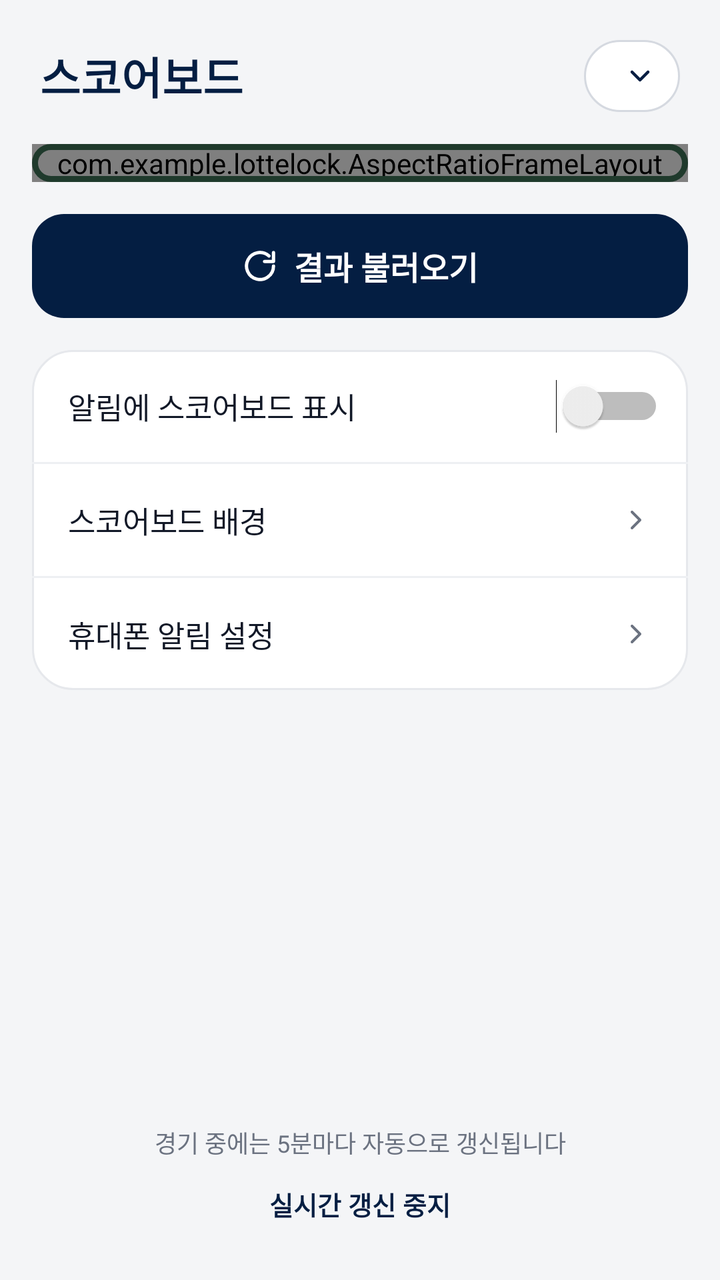
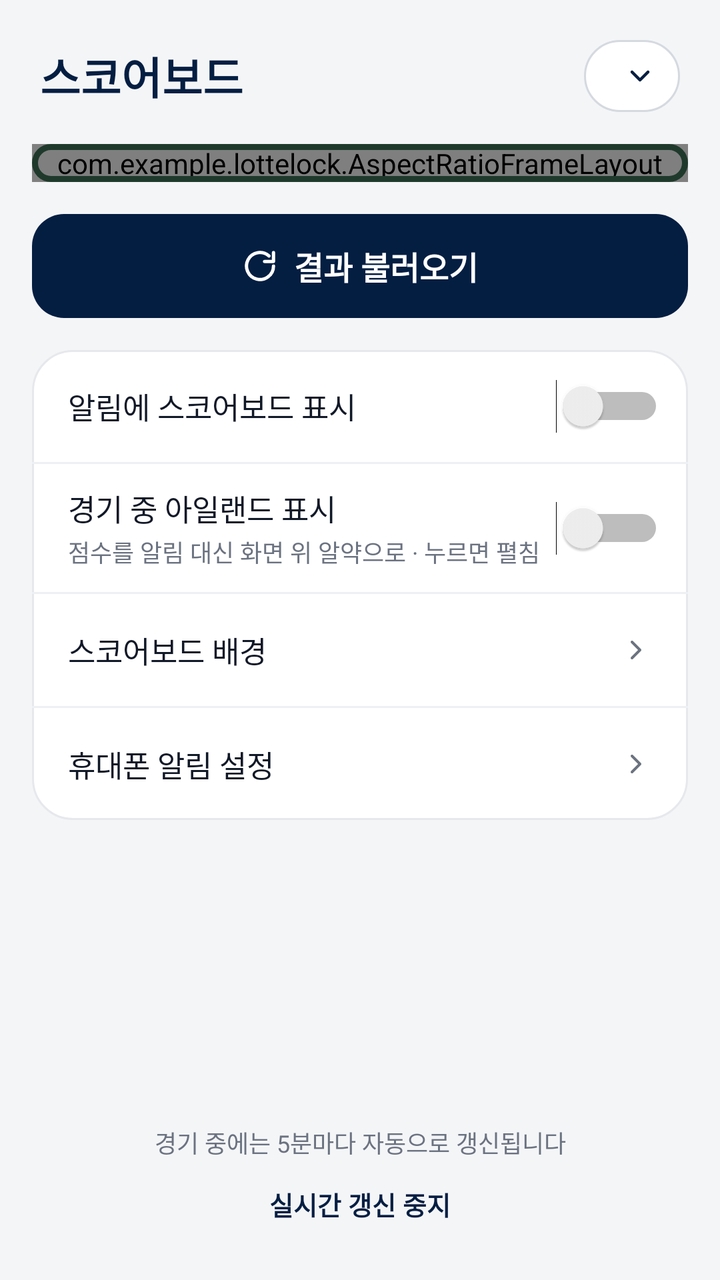

Before-and-after screenshots of an Android layout around one commit, followed by the original layout XML and the change that was made.
<!-- AndroidManifest.xml: application theme AppTheme -->
<!-- res/layout/activity_main.xml -->
<?xml version="1.0" encoding="utf-8"?>
<ScrollView xmlns:android="http://schemas.android.com/apk/res/android"
    android:layout_width="match_parent"
    android:layout_height="match_parent"
    android:background="@color/screen_bg"
    android:fillViewport="true"
    android:fitsSystemWindows="true">

    <LinearLayout
        android:layout_width="match_parent"
        android:layout_height="wrap_content"
        android:orientation="vertical"
        android:paddingStart="16dp"
        android:paddingTop="20dp"
        android:paddingEnd="16dp"
        android:paddingBottom="16dp">

        
        <LinearLayout
            android:layout_width="match_parent"
            android:layout_height="wrap_content"
            android:gravity="center_vertical"
            android:orientation="horizontal"
            android:paddingStart="4dp"
            android:paddingEnd="4dp">

            <TextView
                android:id="@+id/appTitle"
                android:layout_width="0dp"
                android:layout_height="wrap_content"
                android:layout_weight="1"
                android:text="@string/screen_title"
                android:textColor="@color/navy"
                android:textSize="22sp"
                android:textStyle="bold" />

            <TextView
                android:id="@+id/teamChip"
                android:layout_width="wrap_content"
                android:layout_height="36dp"
                android:background="@drawable/team_chip_bg"
                android:contentDescription="@string/change_team"
                android:drawableEnd="@drawable/ic_chevron_down"
                android:drawablePadding="6dp"
                android:gravity="center_vertical"
                android:paddingStart="14dp"
                android:paddingEnd="12dp"
                android:textColor="@color/navy"
                android:textSize="14sp"
                android:textStyle="bold" />
        </LinearLayout>

        
        <com.example.lottelock.AspectRatioFrameLayout
            android:id="@+id/boardCard"
            android:layout_width="match_parent"
            android:layout_height="wrap_content"
            android:layout_marginTop="16dp"
            android:background="@drawable/board_bg"
            android:foreground="@drawable/board_border">

            <ImageView
                android:id="@+id/boardBg"
                android:layout_width="match_parent"
                android:layout_height="match_parent"
                android:contentDescription="@null"
                android:scaleType="centerCrop"
                android:visibility="gone" />

            <View
                android:id="@+id/boardScrim"
                android:layout_width="match_parent"
                android:layout_height="match_parent"
                android:background="#C70D1A14"
                android:visibility="gone" />

            <LinearLayout
                android:layout_width="match_parent"
                android:layout_height="wrap_content"
                android:layout_gravity="center_vertical"
                android:orientation="vertical"
                android:paddingStart="15dp"
                android:paddingTop="16dp"
                android:paddingEnd="15dp"
                android:paddingBottom="16dp">

                <LinearLayout
                    android:layout_width="match_parent"
                    android:layout_height="wrap_content"
                    android:gravity="center_vertical"
                    android:orientation="horizontal">

                    <ImageView
                        android:id="@+id/boardTaegeuk"
                        android:layout_width="26dp"
                        android:layout_height="26dp"
                        android:layout_marginEnd="8dp"
                        android:contentDescription="@null"
                        android:src="@drawable/ic_taegeuk"
                        android:visibility="gone" />

                    
                    <FrameLayout
                        android:layout_width="wrap_content"
                        android:layout_height="wrap_content">

                        <TextView
                            android:id="@+id/boardTitleStroke"
                            android:layout_width="wrap_content"
                            android:layout_height="wrap_content"
                            android:fontFamily="@font/giants_inline"
                            android:includeFontPadding="false"
                            android:letterSpacing="0.04"
                            android:maxLines="1"
                            android:textSize="36sp"
                            android:importantForAccessibility="no" />

                        <TextView
                            android:id="@+id/boardTitle"
                            android:layout_width="wrap_content"
                            android:layout_height="wrap_content"
                            android:fontFamily="@font/giants_inline"
                            android:includeFontPadding="false"
                            android:letterSpacing="0.04"
                            android:maxLines="1"
                            android:textSize="36sp" />
                    </FrameLayout>

                    <Space
                        android:layout_width="0dp"
                        android:layout_height="0dp"
                        android:layout_weight="1" />

                    <TextView
                        android:id="@+id/boardStatus"
                        android:layout_width="wrap_content"
                        android:layout_height="wrap_content"
                        android:paddingStart="8dp"
                        android:paddingTop="2dp"
                        android:paddingEnd="8dp"
                        android:paddingBottom="2dp"
                        android:textSize="13sp"
                        android:textStyle="bold" />
                </LinearLayout>

                <TextView
                    android:id="@+id/boardMeta"
                    android:layout_width="match_parent"
                    android:layout_height="wrap_content"
                    android:layout_marginTop="8dp"
                    android:paddingStart="2dp"
                    android:textColor="#FF9DB0A6"
                    android:textSize="12sp" />

                
                <LinearLayout
                    android:id="@+id/boardLineScore"
                    android:layout_width="match_parent"
                    android:layout_height="wrap_content"
                    android:layout_marginTop="10dp"
                    android:orientation="vertical" />

                <TextView
                    android:id="@+id/boardEmpty"
                    android:layout_width="match_parent"
                    android:layout_height="wrap_content"
                    android:layout_marginTop="16dp"
                    android:gravity="center"
                    android:text="@string/board_empty"
                    android:textColor="#FF9DB0A6"
                    android:textSize="14sp"
                    android:visibility="gone" />

                <LinearLayout
                    android:id="@+id/boardStrip"
                    android:layout_width="match_parent"
                    android:layout_height="wrap_content"
                    android:layout_marginTop="12dp"
                    android:background="@drawable/board_strip"
                    android:gravity="center_vertical"
                    android:minHeight="40dp"
                    android:orientation="horizontal"
                    android:paddingStart="12dp"
                    android:paddingEnd="12dp">

                    <TextView
                        android:id="@+id/stripLeft"
                        android:layout_width="0dp"
                        android:layout_height="wrap_content"
                        android:layout_weight="1"
                        android:maxLines="1"
                        android:textSize="14sp"
                        android:textStyle="bold" />

                    <TextView
                        android:id="@+id/stripCenter"
                        android:layout_width="wrap_content"
                        android:layout_height="wrap_content"
                        android:fontFamily="@font/vt323"
                        android:letterSpacing="0.05"
                        android:maxLines="1"
                        android:textColor="#FFFFC24A"
                        android:textSize="22sp" />

                    <TextView
                        android:id="@+id/stripRight"
                        android:layout_width="0dp"
                        android:layout_height="wrap_content"
                        android:layout_weight="1"
                        android:gravity="end"
                        android:maxLines="1"
                        android:textColor="#FF9DB0A6"
                        android:textSize="11sp" />
                </LinearLayout>
            </LinearLayout>
        </com.example.lottelock.AspectRatioFrameLayout>

        
        <FrameLayout
            android:id="@+id/btnRefresh"
            android:layout_width="match_parent"
            android:layout_height="52dp"
            android:layout_marginTop="16dp"
            android:background="@drawable/primary_button_bg"
            android:clickable="true"
            android:contentDescription="@string/refresh"
            android:focusable="true">

            <TextView
                android:layout_width="wrap_content"
                android:layout_height="wrap_content"
                android:layout_gravity="center"
                android:drawableStart="@drawable/ic_refresh"
                android:drawablePadding="8dp"
                android:gravity="center_vertical"
                android:importantForAccessibility="no"
                android:text="@string/refresh"
                android:textColor="#FFFFFFFF"
                android:textSize="16sp"
                android:textStyle="bold" />
        </FrameLayout>

        
        <LinearLayout
            android:layout_width="match_parent"
            android:layout_height="wrap_content"
            android:layout_marginTop="16dp"
            android:background="@drawable/list_card_bg"
            android:orientation="vertical">

            <LinearLayout
                android:layout_width="match_parent"
                android:layout_height="wrap_content"
                android:gravity="center_vertical"
                android:minHeight="56dp"
                android:orientation="horizontal"
                android:paddingStart="18dp"
                android:paddingEnd="12dp">

                <TextView
                    android:id="@+id/notifLabel"
                    android:layout_width="0dp"
                    android:layout_height="wrap_content"
                    android:layout_weight="1"
                    android:labelFor="@+id/notifSwitch"
                    android:text="@string/row_notification"
                    android:textColor="#FF111827"
                    android:textSize="15sp" />

                <Switch
                    android:id="@+id/notifSwitch"
                    android:layout_width="wrap_content"
                    android:layout_height="48dp"
                    android:contentDescription="@string/row_notification" />
            </LinearLayout>

            <View
                android:layout_width="match_parent"
                android:layout_height="1dp"
                android:background="@color/divider" />

            <LinearLayout
                android:id="@+id/rowBackground"
                android:layout_width="match_parent"
                android:layout_height="wrap_content"
                android:background="?android:attr/selectableItemBackground"
                android:clickable="true"
                android:focusable="true"
                android:gravity="center_vertical"
                android:minHeight="56dp"
                android:orientation="horizontal"
                android:paddingStart="18dp"
                android:paddingEnd="18dp">

                <TextView
                    android:layout_width="0dp"
                    android:layout_height="wrap_content"
                    android:layout_weight="1"
                    android:text="@string/row_background"
                    android:textColor="#FF111827"
                    android:textSize="15sp" />

                <TextView
                    android:id="@+id/bgValue"
                    android:layout_width="wrap_content"
                    android:layout_height="wrap_content"
                    android:layout_marginEnd="4dp"
                    android:textColor="@color/text_secondary"
                    android:textSize="14sp" />

                <ImageView
                    android:layout_width="16dp"
                    android:layout_height="16dp"
                    android:contentDescription="@null"
                    android:src="@drawable/ic_chevron_right" />
            </LinearLayout>

            <View
                android:layout_width="match_parent"
                android:layout_height="1dp"
                android:background="@color/divider" />

            <LinearLayout
                android:id="@+id/rowNotifSettings"
                android:layout_width="match_parent"
                android:layout_height="wrap_content"
                android:background="?android:attr/selectableItemBackground"
                android:clickable="true"
                android:focusable="true"
                android:gravity="center_vertical"
                android:minHeight="56dp"
                android:orientation="horizontal"
                android:paddingStart="18dp"
                android:paddingEnd="18dp">

                <TextView
                    android:layout_width="0dp"
                    android:layout_height="wrap_content"
                    android:layout_weight="1"
                    android:text="@string/row_notification_settings"
                    android:textColor="#FF111827"
                    android:textSize="15sp" />

                <ImageView
                    android:layout_width="16dp"
                    android:layout_height="16dp"
                    android:contentDescription="@null"
                    android:src="@drawable/ic_chevron_right" />
            </LinearLayout>
        </LinearLayout>

        
        <Space
            android:layout_width="match_parent"
            android:layout_height="0dp"
            android:layout_weight="1"
            android:minHeight="24dp" />

        <TextView
            android:layout_width="match_parent"
            android:layout_height="wrap_content"
            android:gravity="center"
            android:text="@string/live_hint"
            android:textColor="@color/text_secondary"
            android:textSize="12sp" />

        <TextView
            android:id="@+id/btnStopLive"
            android:layout_width="wrap_content"
            android:layout_height="44dp"
            android:layout_gravity="center_horizontal"
            android:background="?android:attr/selectableItemBackground"
            android:clickable="true"
            android:focusable="true"
            android:gravity="center"
            android:paddingStart="12dp"
            android:paddingEnd="12dp"
            android:text="@string/stop_live"
            android:textColor="@color/navy"
            android:textSize="13sp"
            android:textStyle="bold" />
    </LinearLayout>
</ScrollView>
<!-- resources referenced by this layout -->
<resources>
  <color name="divider">#FFEEF0F3</color>
  <color name="navy">#FF041E42</color>
  <color name="screen_bg">#FFF4F5F7</color>
  <color name="text_secondary">#FF6B7280</color>
  <!-- drawable board_bg (drawable) -->
  <?xml version="1.0" encoding="utf-8"?>
  <shape xmlns:android="http://schemas.android.com/apk/res/android" android:shape="rectangle">
      <solid android:color="#FF0D1A14" />
      <corners android:radius="20dp" />
  </shape>
  <!-- drawable board_border (drawable) -->
  <?xml version="1.0" encoding="utf-8"?>
  <shape xmlns:android="http://schemas.android.com/apk/res/android" android:shape="rectangle">
      <solid android:color="#00000000" />
      <stroke android:width="3dp" android:color="#FF1F3A2C" />
      <corners android:radius="20dp" />
  </shape>
  <!-- drawable board_strip (drawable) -->
  <?xml version="1.0" encoding="utf-8"?>
  <shape xmlns:android="http://schemas.android.com/apk/res/android" android:shape="rectangle">
      <solid android:color="#FF000000" />
      <corners android:radius="10dp" />
  </shape>
  <!-- drawable ic_chevron_down (drawable) -->
  <?xml version="1.0" encoding="utf-8"?>
  <vector xmlns:android="http://schemas.android.com/apk/res/android" android:width="16dp" android:height="16dp" android:viewportWidth="24" android:viewportHeight="24">
      <path android:fillColor="#00000000" android:strokeColor="#FF041E42" android:strokeWidth="2.2" android:strokeLineCap="round" android:strokeLineJoin="round" android:pathData="M6,9l6,6 6,-6" />
  </vector>
  <!-- drawable ic_chevron_right (drawable) -->
  <?xml version="1.0" encoding="utf-8"?>
  <vector xmlns:android="http://schemas.android.com/apk/res/android" android:width="16dp" android:height="16dp" android:viewportWidth="24" android:viewportHeight="24">
      <path android:fillColor="#00000000" android:strokeColor="#FF6B7280" android:strokeWidth="2" android:strokeLineCap="round" android:strokeLineJoin="round" android:pathData="M9,6l6,6 -6,6" />
  </vector>
  <!-- drawable list_card_bg (drawable) -->
  <?xml version="1.0" encoding="utf-8"?>
  <shape xmlns:android="http://schemas.android.com/apk/res/android" android:shape="rectangle">
      <solid android:color="#FFFFFFFF" />
      <stroke android:width="1dp" android:color="#FFE6E8EC" />
      <corners android:radius="20dp" />
  </shape>
  <!-- drawable primary_button_bg (drawable) -->
  <?xml version="1.0" encoding="utf-8"?>
  <ripple xmlns:android="http://schemas.android.com/apk/res/android" android:color="#33FFFFFF">
      <item>
          <shape android:shape="rectangle">
              <solid android:color="#FF041E42" />
              <corners android:radius="16dp" />
          </shape>
      </item>
  </ripple>
  <!-- drawable team_chip_bg (drawable) -->
  <?xml version="1.0" encoding="utf-8"?>
  <ripple xmlns:android="http://schemas.android.com/apk/res/android" android:color="#1F041E42">
      <item>
          <shape android:shape="rectangle">
              <solid android:color="#FFFFFFFF" />
              <stroke android:width="1dp" android:color="#FFD5D9E0" />
              <corners android:radius="18dp" />
          </shape>
      </item>
  </ripple>
  <string name="board_empty">아직 불러온 경기가 없습니다</string>
  <string name="change_team">응원 팀 바꾸기</string>
  <string name="live_hint">경기 중에는 5분마다 자동으로 갱신됩니다</string>
  <string name="refresh">결과 불러오기</string>
  <string name="row_background">스코어보드 배경</string>
  <string name="row_notification">알림에 스코어보드 표시</string>
  <string name="row_notification_settings">휴대폰 알림 설정</string>
  <string name="screen_title">스코어보드</string>
  <string name="stop_live">실시간 갱신 중지</string>
  <!-- unchanged entries left out for length: 3 -->
</resources>

<!-- the commit's change to res/layout/activity_main.xml (unified diff, before → after) -->
@@ -272,6 +272,53 @@
                     android:layout_width="wrap_content"
                     android:layout_height="48dp"
                     android:contentDescription="@string/row_notification" />
+            </LinearLayout>
+
+            <View
+                android:layout_width="match_parent"
+                android:layout_height="1dp"
+                android:background="@color/divider" />
+
+            
+            <LinearLayout
+                android:layout_width="match_parent"
+                android:layout_height="wrap_content"
+                android:gravity="center_vertical"
+                android:minHeight="64dp"
+                android:orientation="horizontal"
+                android:paddingStart="18dp"
+                android:paddingTop="8dp"
+                android:paddingEnd="12dp"
+                android:paddingBottom="8dp">
+
+                <LinearLayout
+                    android:layout_width="0dp"
+                    android:layout_height="wrap_content"
+                    android:layout_weight="1"
+                    android:orientation="vertical">
+
+                    <TextView
+                        android:layout_width="wrap_content"
+                        android:layout_height="wrap_content"
+                        android:labelFor="@+id/islandSwitch"
+                        android:text="@string/row_island"
+                        android:textColor="#FF111827"
+                        android:textSize="15sp" />
+
+                    <TextView
+                        android:layout_width="wrap_content"
+                        android:layout_height="wrap_content"
+                        android:layout_marginTop="2dp"
+                        android:text="@string/row_island_desc"
+                        android:textColor="@color/text_secondary"
+                        android:textSize="12sp" />
+                </LinearLayout>
+
+                <Switch
+                    android:id="@+id/islandSwitch"
+                    android:layout_width="wrap_content"
+                    android:layout_height="48dp"
+                    android:contentDescription="@string/row_island" />
             </LinearLayout>
 
             <View
<!-- resource entries referenced after the edit -->
@@ -66,6 +66,8 @@
   <string name="live_hint">경기 중에는 5분마다 자동으로 갱신됩니다</string>
   <string name="refresh">결과 불러오기</string>
   <string name="row_background">스코어보드 배경</string>
+  <string name="row_island">경기 중 아일랜드 표시</string>
+  <string name="row_island_desc">점수를 알림 대신 화면 위 알약으로 · 누르면 펼침</string>
   <string name="row_notification">알림에 스코어보드 표시</string>
   <string name="row_notification_settings">휴대폰 알림 설정</string>
   <string name="screen_title">스코어보드</string>
